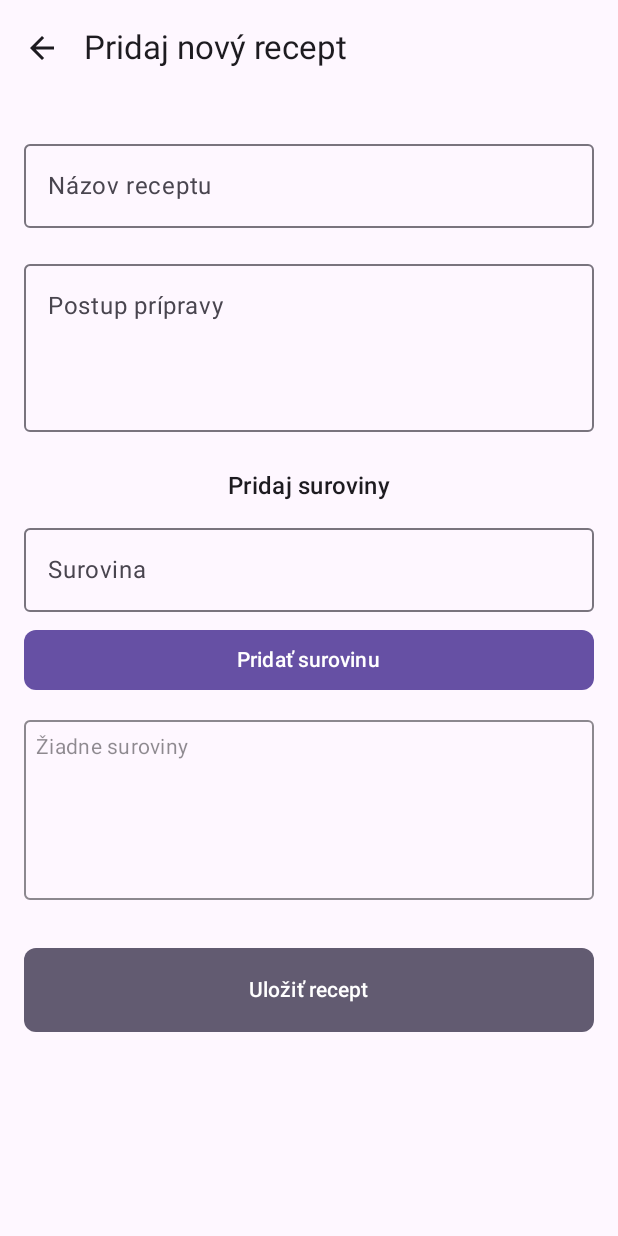
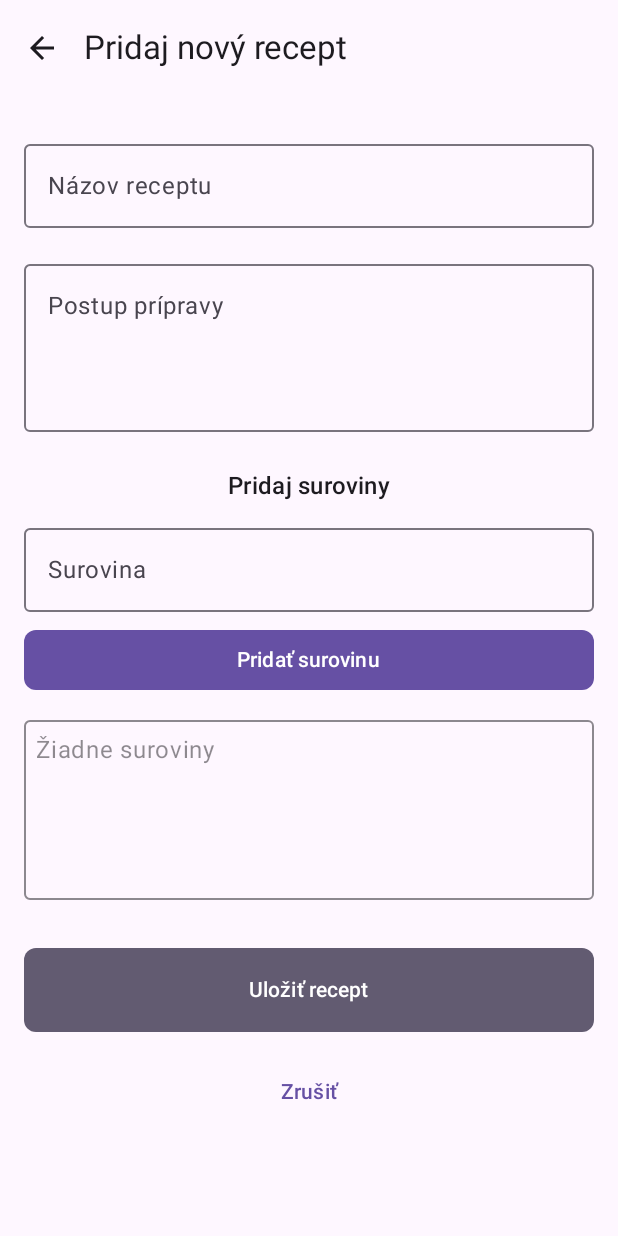
Before and after one commit to janko159/SemestralkaRecepty, an Android app built with Jetpack Compose: the AddRecipeScreen screen opened through its navigation route, on a phone screen of 412 x 824 dp. Run offline under Robolectric (Android 15) with nearby library versions, the phone set to English and light mode, and no system bars.

Commit message:
Posledne upravy

```diff
--- a/app/src/main/java/com/example/receptysemestralka/data/RecipeData.kt
+++ b/app/src/main/java/com/example/receptysemestralka/data/RecipeData.kt
@@ -1,6 +1,6 @@
 package com.example.receptysemestralka.data
 
-data class RecipeData(
+class RecipeData(
     val name: String,
     val instructions: String,
     val ingredients: List<String>
--- a/app/src/main/java/com/example/receptysemestralka/ui/home/AddRecipeScreen.kt
+++ b/app/src/main/java/com/example/receptysemestralka/ui/home/AddRecipeScreen.kt
@@ -1,4 +1,3 @@
-// app/src/main/java/com/example/receptysemestralka/ui/home/AddRecipeScreen.kt
 package com.example.receptysemestralka.ui.home
 
 import androidx.compose.foundation.border
@@ -9,32 +8,16 @@ import androidx.compose.foundation.shape.RoundedCornerShape
 import androidx.compose.foundation.verticalScroll
 import androidx.compose.material.icons.Icons
 import androidx.compose.material.icons.filled.ArrowBack
-import androidx.compose.material3.Button
-import androidx.compose.material3.ButtonDefaults
-import androidx.compose.material3.CircularProgressIndicator
-import androidx.compose.material3.ExperimentalMaterial3Api
-import androidx.compose.material3.Icon
-import androidx.compose.material3.IconButton
-import androidx.compose.material3.MaterialTheme
-import androidx.compose.material3.OutlinedTextField
-import androidx.compose.material3.Scaffold
-import androidx.compose.material3.Text
-import androidx.compose.material3.TextButton
-import androidx.compose.material3.TopAppBar
-import androidx.compose.material3.rememberTopAppBarState
-import androidx.compose.runtime.Composable
-import androidx.compose.runtime.getValue
-import androidx.compose.runtime.mutableStateListOf
-import androidx.compose.runtime.mutableStateOf
-import androidx.compose.runtime.remember
-import androidx.compose.runtime.rememberCoroutineScope
-import androidx.compose.runtime.setValue
+import androidx.compose.material3.*
+import androidx.compose.runtime.*
+import androidx.compose.runtime.saveable.listSaver
+import androidx.compose.runtime.saveable.rememberSaveable
 import androidx.compose.ui.Alignment
 import androidx.compose.ui.Modifier
-import androidx.compose.ui.text.font.FontWeight
+import androidx.compose.ui.res.stringResource
 import androidx.compose.ui.unit.dp
-import androidx.compose.ui.unit.sp
 import androidx.navigation.NavController
+import com.example.receptysemestralka.R
 import com.example.receptysemestralka.data.RecipeData
 import com.example.receptysemestralka.ui.home.views.HomeViewModel
 
@@ -44,188 +27,143 @@ fun AddRecipeScreen(
     navController: NavController,
     homeViewModel: HomeViewModel
 ) {
-    // 1) Ak sa dáta ešte načítavajú, zobrazíme načítavací spinner
-    if (homeViewModel.isLoading) {
-        Box(
-            modifier = Modifier.fillMaxSize(),
-            contentAlignment = Alignment.Center
-        ) {
-            CircularProgressIndicator()
-        }
-        return
-    }
 
-    // 2) Stavové premenne pre nové polia
-    var recipeName by remember { mutableStateOf("") }
-    var instructions by remember { mutableStateOf("") }
-    var currentIngredient by remember { mutableStateOf("") }
-    val ingredientsList = remember { mutableStateListOf<String>() }
+    var recipeName by rememberSaveable { mutableStateOf("") }
+    var instructions by rememberSaveable { mutableStateOf("") }
+    var currentIngredient by rememberSaveable { mutableStateOf("") }
+    val ingredientsList = rememberSaveable(
+        saver = listSaver(
+            save = { it.toList() },
+            restore = { restored -> mutableStateListOf(*restored.toTypedArray()) }
+        )
+    ) { mutableStateListOf<String>() }
 
-    // Použijeme Scaffold, aby sme mohli mať TopAppBar s ikonou späť
     Scaffold(
         topBar = {
             TopAppBar(
-                title = {
-                    Text(
-                        text = "Pridaj nový recept",
-                        style = MaterialTheme.typography.titleLarge
-                    )
-                },
+                title = { Text(stringResource(R.string.add_recipe_title), style = MaterialTheme.typography.titleLarge) },
                 navigationIcon = {
                     IconButton(onClick = { navController.popBackStack() }) {
-                        Icon(
-                            imageVector = Icons.Default.ArrowBack,
-                            contentDescription = "Späť"
-                        )
+                        Icon(Icons.Default.ArrowBack, contentDescription = null)
                     }
                 }
             )
-        },
-        content = { innerPadding ->
+        }
+    ) { inner ->
         Column(
-                modifier = Modifier
+            Modifier
                 .fillMaxSize()
-                    .padding(innerPadding)      // rešpektujeme padding zo Scaffoldu
+                .padding(inner)
                 .padding(16.dp)
                 .verticalScroll(rememberScrollState()),
             horizontalAlignment = Alignment.CenterHorizontally
         ) {
-                Spacer(modifier = Modifier.height(8.dp))
+            Spacer(Modifier.height(8.dp))
 
-                // 3) Polia na zadanie názvu a postupu
             OutlinedTextField(
                 value = recipeName,
                 onValueChange = { recipeName = it },
-                    label = { Text("Názov receptu") },
-                    modifier = Modifier.fillMaxWidth(),
-                    singleLine = true
+                label = { Text(stringResource(R.string.label_recipe_name)) },
+                modifier = Modifier.fillMaxWidth()
             )
-                Spacer(modifier = Modifier.height(16.dp))
+
+            Spacer(Modifier.height(16.dp))
 
             OutlinedTextField(
                 value = instructions,
                 onValueChange = { instructions = it },
-                    label = { Text("Postup prípravy") },
+                label = { Text(stringResource(R.string.label_instructions)) },
                 modifier = Modifier
                     .fillMaxWidth()
-                        .height(120.dp),  // viac riadkov na text
+                    .height(120.dp),
                 singleLine = false
             )
 
-                Spacer(modifier = Modifier.height(24.dp))
+            Spacer(Modifier.height(24.dp))
 
-                // 4) Zadanie a pridávanie surovín
-                Text(
-                    text = "Pridaj suroviny",
-                    style = MaterialTheme.typography.titleMedium,
-                    color = MaterialTheme.colorScheme.onBackground
-                )
-                Spacer(modifier = Modifier.height(8.dp))
+            Text(stringResource(R.string.section_add_ingredients), style = MaterialTheme.typography.titleMedium)
+            Spacer(Modifier.height(8.dp))
 
             OutlinedTextField(
                 value = currentIngredient,
                 onValueChange = { currentIngredient = it },
-                    label = { Text("Surovina") },
-                    modifier = Modifier.fillMaxWidth(),
-                    singleLine = true
+                label = { Text(stringResource(R.string.label_recipe_name).replace("Názov receptu","Surovina")) },
+                modifier = Modifier.fillMaxWidth()
             )
 
-                Spacer(modifier = Modifier.height(8.dp))
+            Spacer(Modifier.height(8.dp))
 
             Button(
                 onClick = {
-                        val trimmed = currentIngredient.trim()
-                        if (trimmed.isNotEmpty()) {
-                            ingredientsList.add(trimmed)
+                    currentIngredient.trim().takeIf { it.isNotEmpty() }?.let {
+                        ingredientsList.add(it)
                         currentIngredient = ""
                     }
                 },
-                    modifier = Modifier.fillMaxWidth(),
+                Modifier.fillMaxWidth(),
                 shape = RoundedCornerShape(8.dp),
-                    colors = ButtonDefaults.buttonColors(
-                        containerColor = MaterialTheme.colorScheme.primary
-                    )
+                colors = ButtonDefaults.buttonColors(containerColor = MaterialTheme.colorScheme.primary)
             ) {
-                    Text(text = "Pridať surovinu", color = MaterialTheme.colorScheme.onPrimary)
+                Text(stringResource(R.string.add_ingredient_button), color = MaterialTheme.colorScheme.onPrimary)
             }
 
-                Spacer(modifier = Modifier.height(16.dp))
+            Spacer(Modifier.height(16.dp))
 
-                // 5) Zoznam pridaných surovín (kliknutím sa odstráni)
             Column(
-                    modifier = Modifier
+                Modifier
                     .fillMaxWidth()
                     .height(120.dp)
-                        .border(
-                            width = 1.dp,
-                            color = MaterialTheme.colorScheme.onBackground.copy(alpha = 0.5f),
-                            shape = RoundedCornerShape(4.dp)
-                        )
+                    .border(1.dp, MaterialTheme.colorScheme.onBackground.copy(alpha = 0.5f), RoundedCornerShape(4.dp))
                     .padding(8.dp)
                     .verticalScroll(rememberScrollState())
             ) {
                 if (ingredientsList.isEmpty()) {
                     Text(
-                            text = "Žiadne suroviny",
-                            color = MaterialTheme.colorScheme.onBackground.copy(alpha = 0.5f),
-                            style = MaterialTheme.typography.bodyMedium
+                        stringResource(R.string.no_ingredients),
+                        color = MaterialTheme.colorScheme.onBackground.copy(alpha = 0.5f)
                     )
                 } else {
-                        ingredientsList.forEachIndexed { index, item ->
+                    ingredientsList.forEachIndexed { i, ing ->
                         Text(
-                                text = "${index + 1}. $item",
+                            text = "${i + 1}. $ing",
                             modifier = Modifier
                                 .fillMaxWidth()
-                                    .clickable { ingredientsList.removeAt(index) }
+                                .clickable { ingredientsList.removeAt(i) }
                                 .padding(vertical = 4.dp),
-                                color = MaterialTheme.colorScheme.onBackground,
-                                style = MaterialTheme.typography.bodyMedium
+                            color = MaterialTheme.colorScheme.onBackground
                         )
                     }
                 }
             }
 
-                Spacer(modifier = Modifier.height(32.dp))
+            Spacer(Modifier.height(32.dp))
 
-                // 6) Tlačidlo “Uložiť” – pridá recept do viewModelu a vráti sa na Home
             Button(
                 onClick = {
-                        // Overenie, že všetky polia sú vyplnené
-                        if (recipeName.isBlank()) {
-                            return@Button
-                        }
-                        if (instructions.isBlank()) {
-                            return@Button
-                        }
-                        if (ingredientsList.isEmpty()) {
-                            return@Button
-                        }
-                        // Vytvoríme nový objekt RecipeData
-                        val newRecipe = RecipeData(
+                    if (recipeName.isBlank() || instructions.isBlank() || ingredientsList.isEmpty()) return@Button
+                    homeViewModel.addRecipe(
+                        RecipeData(
                             name = recipeName.trim(),
                             instructions = instructions.trim(),
                             ingredients = ingredientsList.toList()
                         )
-                        // Uložíme ho do ViewModelu (a do JSON-u v pozadí)
-                        homeViewModel.addRecipe(newRecipe)
-
-                        // Navigujeme späť na HomeScreen
+                    )
                     navController.popBackStack()
                 },
-                    modifier = Modifier
+                Modifier
                     .fillMaxWidth()
                     .height(56.dp),
                 shape = RoundedCornerShape(8.dp),
-                    colors = ButtonDefaults.buttonColors(
-                        containerColor = MaterialTheme.colorScheme.secondary
-                    )
+                colors = ButtonDefaults.buttonColors(containerColor = MaterialTheme.colorScheme.secondary)
             ) {
-                    Text(
-                        text = "Uložiť recept",
-                        color = MaterialTheme.colorScheme.onSecondary,
-                        style = MaterialTheme.typography.labelLarge
-                    )
+                Text(stringResource(R.string.save_recipe_button), color = MaterialTheme.colorScheme.onSecondary)
+            }
+
+            Spacer(Modifier.height(16.dp))
+
+            TextButton(onClick = { navController.popBackStack() }) {
+                Text(stringResource(R.string.cancel_button))
             }
         }
-        })
     }
+}
--- a/app/src/main/java/com/example/receptysemestralka/ui/home/HomeScreen.kt
+++ b/app/src/main/java/com/example/receptysemestralka/ui/home/HomeScreen.kt
@@ -7,16 +7,23 @@ import androidx.compose.foundation.layout.*
 import androidx.compose.foundation.rememberScrollState
 import androidx.compose.foundation.shape.RoundedCornerShape
 import androidx.compose.foundation.verticalScroll
-import androidx.compose.material3.*
-import androidx.compose.material3.MaterialTheme.colorScheme
+import androidx.compose.material3.Button
+import androidx.compose.material3.ButtonDefaults
+import androidx.compose.material3.MaterialTheme
+import androidx.compose.material3.OutlinedTextField
+import androidx.compose.material3.Text
 import androidx.compose.runtime.*
+import androidx.compose.runtime.saveable.listSaver
+import androidx.compose.runtime.saveable.rememberSaveable
 import androidx.compose.ui.Alignment
 import androidx.compose.ui.Modifier
+import androidx.compose.ui.res.stringResource
 import androidx.compose.ui.text.font.FontWeight
 import androidx.compose.ui.unit.dp
 import androidx.compose.ui.unit.sp
 import androidx.lifecycle.viewmodel.compose.viewModel
 import androidx.navigation.NavController
+import com.example.receptysemestralka.R
 import com.example.receptysemestralka.Screen
 import com.example.receptysemestralka.ui.home.views.HomeViewModel
 
@@ -25,8 +32,16 @@ fun HomeScreen(
     navController: NavController,
     homeViewModel: HomeViewModel = viewModel()
 ) {
-    var ingredient by remember { mutableStateOf("") }
-    val ingredientsList = remember { mutableStateListOf<String>() }
+    var ingredient by rememberSaveable { mutableStateOf("") }
+
+    val ingredientsList = rememberSaveable(
+        saver = listSaver(
+            save = { list -> list.toList() },
+            restore = { restored -> mutableStateListOf(*restored.toTypedArray()) }
+        )
+    ) {
+        mutableStateListOf<String>()
+    }
 
     Column(
         modifier = Modifier
@@ -35,31 +50,28 @@ fun HomeScreen(
             .verticalScroll(rememberScrollState()),
         horizontalAlignment = Alignment.CenterHorizontally
     ) {
-        // Hlavný nadpis
         Text(
-            text = "RECEPTY PODĽA MOŽNOSTÍ",
+            text = stringResource(R.string.home_title),
             fontSize = 24.sp,
             fontWeight = FontWeight.Bold,
-            color = colorScheme.onBackground
+            color = MaterialTheme.colorScheme.onBackground
         )
 
-        Spacer(modifier = Modifier.height(32.dp))
+        Spacer(Modifier.height(32.dp))
 
-        // Podnadpis
         Text(
-            text = "Zadajte suroviny",
+            text = stringResource(R.string.enter_ingredient),
             fontSize = 18.sp,
             fontWeight = FontWeight.Medium,
-            color = colorScheme.onBackground
+            color = MaterialTheme.colorScheme.onBackground
         )
 
-        Spacer(modifier = Modifier.height(16.dp))
+        Spacer(Modifier.height(16.dp))
 
-        // Textové pole na zadanie suroviny
         OutlinedTextField(
             value = ingredient,
             onValueChange = { ingredient = it },
-            placeholder = { Text("Surovina") },
+            placeholder = { Text(stringResource(R.string.enter_ingredient)) },
             modifier = Modifier
                 .fillMaxWidth()
                 .height(56.dp),
@@ -67,9 +79,8 @@ fun HomeScreen(
             singleLine = true
         )
 
-        Spacer(modifier = Modifier.height(16.dp))
+        Spacer(Modifier.height(16.dp))
 
-        // Tlačidlo "Pridať" – pridá surovinu do lokálneho zoznamu
         Button(
             onClick = {
                 val trimmed = ingredient.trim().lowercase()
@@ -83,62 +94,56 @@ fun HomeScreen(
                 .height(48.dp),
             shape = RoundedCornerShape(8.dp),
             colors = ButtonDefaults.buttonColors(
-                containerColor = colorScheme.primary
+                containerColor = MaterialTheme.colorScheme.primary
             )
         ) {
             Text(
-                text = "Pridať",
-                color = colorScheme.onPrimary,
+                text = stringResource(R.string.add_button),
+                color = MaterialTheme.colorScheme.onPrimary,
                 style = MaterialTheme.typography.labelLarge
             )
         }
 
-        Spacer(modifier = Modifier.height(24.dp))
+        Spacer(Modifier.height(24.dp))
 
-        // Zoznam pridaných surovín (kliknutím sa surovina odstráni)
         Column(
             modifier = Modifier
                 .fillMaxWidth()
                 .height(150.dp)
                 .border(
-                    width = 1.dp,
-                    color = colorScheme.onBackground.copy(alpha = 0.5f),
-                    shape = RoundedCornerShape(4.dp)
+                    1.dp,
+                    MaterialTheme.colorScheme.onBackground.copy(alpha = 0.5f),
+                    RoundedCornerShape(4.dp)
                 )
                 .padding(8.dp)
                 .verticalScroll(rememberScrollState())
         ) {
             if (ingredientsList.isEmpty()) {
                 Text(
-                    text = "Žiadne suroviny",
-                    color = colorScheme.onBackground.copy(alpha = 0.5f),
+                    text = stringResource(R.string.search_button),
+                    color = MaterialTheme.colorScheme.onBackground.copy(alpha = 0.5f),
                     style = MaterialTheme.typography.bodyMedium
                 )
             } else {
                 ingredientsList.forEachIndexed { index, item ->
                     Text(
                         text = "${index + 1}. $item",
-                        color = colorScheme.onBackground,
+                        color = MaterialTheme.colorScheme.onBackground,
                         style = MaterialTheme.typography.bodyMedium,
                         modifier = Modifier
                             .fillMaxWidth()
-                            .clickable {
-                                ingredientsList.removeAt(index)
-                            }
+                            .clickable { ingredientsList.removeAt(index) }
                             .padding(vertical = 4.dp)
                     )
                 }
             }
         }
 
-        Spacer(modifier = Modifier.height(24.dp))
+        Spacer(Modifier.height(24.dp))
 
-        // Tlačidlo "Vyhľadaj recept" – uloží suroviny do ViewModelu a naviguje na RecipesScreen
         Button(
             onClick = {
-                // 1) Uložíme zoznam pridaných surovín do HomeViewModelu
                 homeViewModel.updateSelectedIngredients(ingredientsList.toList())
-                // 2) Navigujeme na RecipesScreen
                 navController.navigate(Screen.Recipes.route)
             },
             modifier = Modifier
@@ -146,32 +151,33 @@ fun HomeScreen(
                 .height(48.dp),
             shape = RoundedCornerShape(8.dp),
             colors = ButtonDefaults.buttonColors(
-                containerColor = colorScheme.primary
+                containerColor = MaterialTheme.colorScheme.primary
             )
         ) {
             Text(
-                text = "Vyhľadaj recept",
-                color = colorScheme.onPrimary,
+                text = stringResource(R.string.search_button),
+                color = MaterialTheme.colorScheme.onPrimary,
                 style = MaterialTheme.typography.labelLarge
             )
         }
 
-        Spacer(modifier = Modifier.height(16.dp))
+        Spacer(Modifier.height(16.dp))
 
-        // Tlačidlo "Pridaj recept" – naviguje na AddRecipeScreen (bez vyhľadávania)
         Button(
-            onClick = { navController.navigate(Screen.AddRecipe.route) },
+            onClick = {
+                navController.navigate(Screen.AddRecipe.route)
+            },
             modifier = Modifier
                 .fillMaxWidth()
                 .height(48.dp),
             shape = RoundedCornerShape(8.dp),
             colors = ButtonDefaults.buttonColors(
-                containerColor = colorScheme.secondary
+                containerColor = MaterialTheme.colorScheme.secondary
             )
         ) {
             Text(
-                text = "Pridaj recept",
-                color = colorScheme.onSecondary,
+                text = stringResource(R.string.add_recipe_button),
+                color = MaterialTheme.colorScheme.onSecondary,
                 style = MaterialTheme.typography.labelLarge
             )
         }
--- a/app/src/main/java/com/example/receptysemestralka/ui/home/HomeViewModel.kt
+++ b/app/src/main/java/com/example/receptysemestralka/ui/home/HomeViewModel.kt
@@ -1,4 +1,3 @@
-// app/src/main/java/com/example/receptysemestralka/ui/home/views/HomeViewModel.kt
 package com.example.receptysemestralka.ui.home.views
 
 import android.app.Application
@@ -25,7 +24,7 @@ class HomeViewModel(application: Application) : AndroidViewModel(application) {
 
     init {
         viewModelScope.launch(Dispatchers.IO) {
-            val loaded = FileStorage.loadRecipes(getApplication())
+            val loaded = FileStorage.loadRecipes(getApplication()) // getApplication referencia na Context -> citanie z interneho uloziska JSON subor
             if (loaded.isEmpty()) {
                 val sample = createSampleRecipes()
                 FileStorage.saveRecipes(getApplication(), sample)
@@ -54,34 +53,25 @@ class HomeViewModel(application: Application) : AndroidViewModel(application) {
                 instructions = "Zemiaky umyj…",
                 ingredients = listOf("zemiaky", "olivový olej", "soľ")
             ),
-            // … prípadne ďalšie …
+
         )
     }
 
-    /** Aktualizuje zoznam surovín, podľa ktorých sa budú hľadať recepty */
     fun updateSelectedIngredients(newSelected: List<String>) {
-        // odstránime prázdne reťazce, pretransformujeme na lowercase
         selectedIngredients = newSelected.map { it.trim().lowercase() }.filter { it.isNotBlank() }
     }
 
-    /**
-     *  Filtrovanie receptov tak, aby každý výsledný recept obsahoval všetky položky v selectedIngredients.
-     *  T.j. ak zadáte ["soľ", "avokádo"], recept musí obsahovať aj "soľ" aj "avokádo".
-     */
     fun findRecipesByIngredients(): List<RecipeData> {
         if (selectedIngredients.isEmpty()) return emptyList()
 
         return allRecipes.filter { recipe ->
-            // Najprv si zoberieme zoznam ingrediencií receptu v lowercase forme
             val recipeIngsLower = recipe.ingredients.map { it.lowercase() }
-            // Skontrolujeme, či **všetky** vybrané suroviny sú v ingredients receptu
             selectedIngredients.all { si ->
                 recipeIngsLower.contains(si)
             }
         }
     }
 
-    /** Uloží nový recept do zoznamu a do JSON súboru */
     fun addRecipe(newRecipe: RecipeData) {
         val updated = allRecipes + newRecipe
         allRecipes = updated
--- a/app/src/main/res/values/strings.xml
+++ b/app/src/main/res/values/strings.xml
@@ -1,3 +1,22 @@
 <resources>
     <string name="app_name">ReceptySemestralka</string>
+    <string name="home_title">RECEPTY PODĽA MOŽNOSTÍ</string>
+    <string name="enter_ingredient">Zadajte suroviny</string>
+    <string name="add_button">Pridať</string>
+    <string name="search_button">Vyhľadaj recept</string>
+    <string name="add_recipe_button">Pridaj recept</string>
+
+    <string name="add_recipe_title">Pridaj nový recept</string>
+    <string name="label_recipe_name">Názov receptu</string>
+    <string name="label_instructions">Postup prípravy</string>
+    <string name="section_add_ingredients">Pridaj suroviny</string>
+    <string name="add_ingredient_button">Pridať surovinu</string>
+    <string name="no_ingredients">Žiadne suroviny</string>
+    <string name="save_recipe_button">Uložiť recept</string>
+    <string name="cancel_button">Zrušiť</string>
+
+    <string name="recipes_screen_title">Nájdené recepty</string>
+    <string name="no_recipes_found">Žiadne recepty nenájdené</string>
+    <string name="label_all_ingredients">Všetky suroviny:</string>
+    <string name="label_instructionss">Postup:</string>
 </resources>
```
Also changed, not shown: app/src/main/java/com/example/receptysemestralka/ui/home/RecipesScreen.kt (+32 -55 lines), 1 other file. Lines whose indentation alone changed are shown as unchanged.
